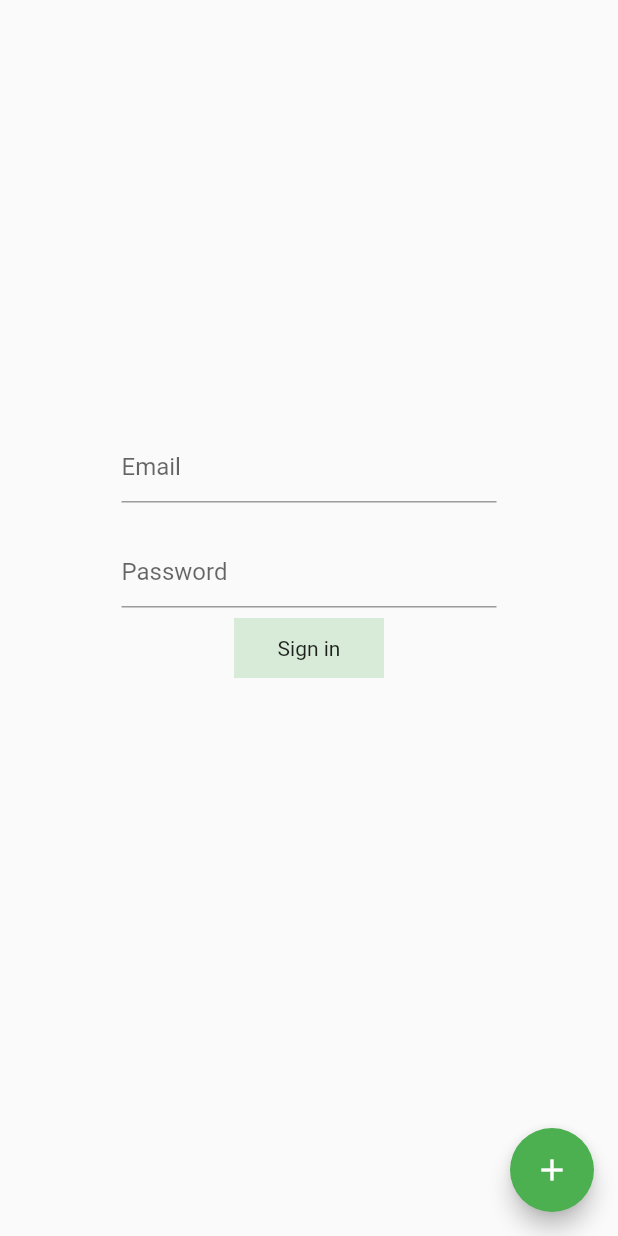
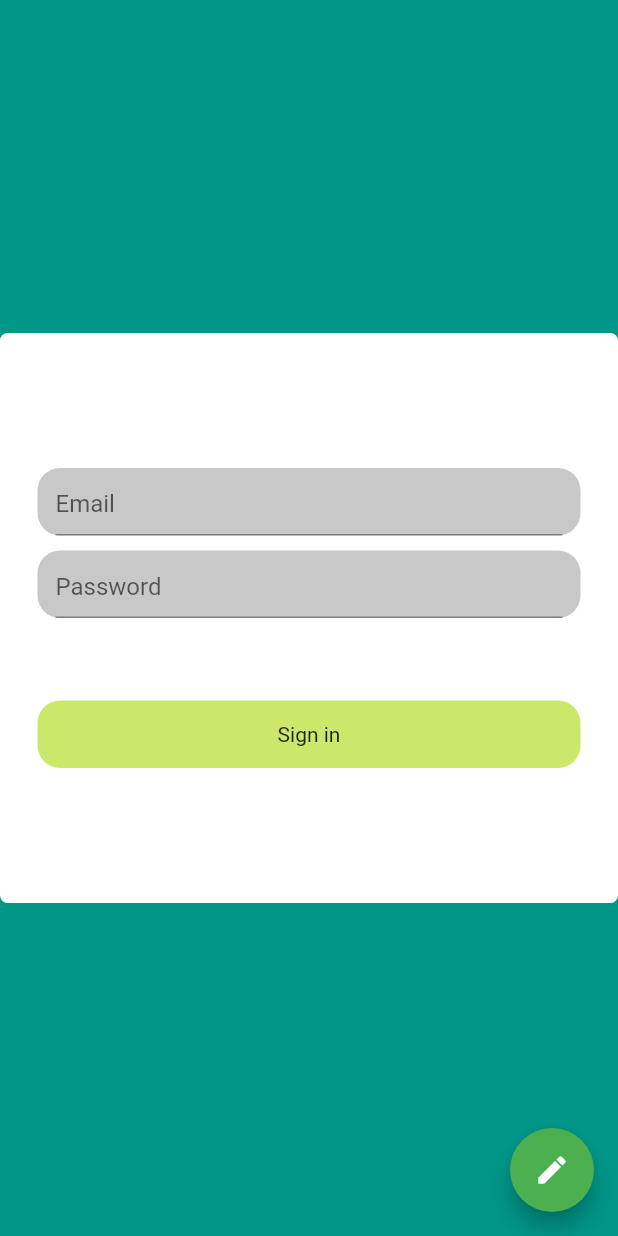
Before and after one commit to Garrike/sistema_advocacia, a Flutter app: the screen it shows after launch, on a phone screen of 412 x 824 dp. Run offline on Flutter 3.47's test engine with Material 2 defaults, Android fonts, the phone set to English and light mode, and no system bars; our stand-ins replace firebase_auth, toast; accounts and stored records are empty; network calls fail.

Commit message:
modificação na tela de login

```diff
--- a/lib/login_screen.dart
+++ b/lib/login_screen.dart
@@ -96,21 +96,39 @@ class _LoginPageState extends State<LoginPage> {
   @override
   Widget build(BuildContext context) {
     return Scaffold(
-      body: Center(
+      body: Container(
+        decoration: BoxDecoration(
+          color: Colors.teal
+          //image: DecorationImage(image: AssetImage("images/laika-notebooks-pONH9yZ-wXg-unsplash.jpg"), fit: BoxFit.cover),
+        ),
+        child: Center(
           child: Container(
-          height: 250.0,
-          width: 300.0,
-          child:  Column(
+            height: 380.0,
+            width: 420.0,
+            decoration: BoxDecoration(
+              color: Colors.white,
+              borderRadius: BorderRadius.circular(5),
+            ),
+            child: Column(
+              mainAxisAlignment: MainAxisAlignment.center,
+              crossAxisAlignment: CrossAxisAlignment.center,
               children: <Widget>[
                 Form(
                   key: formKey,
                   child: Column(
                     mainAxisAlignment: MainAxisAlignment.center,
+                    crossAxisAlignment: CrossAxisAlignment.center,
                     children: <Widget>[
                       Padding(
                         padding: EdgeInsets.only(left: 25, right: 25),
                         child: Container(
-                        height: 50,
+                          height: 45,
+                          decoration: BoxDecoration(
+                            color: Color.fromRGBO(200, 200, 200, 1),
+                            borderRadius: BorderRadius.circular(15),
+                          ),
+                          child: Padding(
+                            padding: const EdgeInsets.only(left: 12.0, right: 12.0),
                             child: TextFormField(
                               decoration: InputDecoration(hintText: "Email"),
                               validator: (value) => value.isEmpty ? 'Email is required' : validateEmail(value.trim()),
@@ -120,10 +138,17 @@ class _LoginPageState extends State<LoginPage> {
                             ),
                           ),
                         ),
+                      ),
                       Padding(
-                      padding: EdgeInsets.only(left: 25, right: 25, top: 20, bottom: 5),
+                        padding: EdgeInsets.only(left: 25, right: 25, top: 10, bottom: 5),
                         child: Container(
-                        height: 50,
+                          height: 45,
+                          decoration: BoxDecoration(
+                            color: Color.fromRGBO(200, 200, 200, 1),
+                            borderRadius: BorderRadius.circular(15),
+                          ),
+                          child: Padding(
+                            padding: const EdgeInsets.only(left: 12.0, right: 12.0),
                             child: TextFormField(
                               obscureText: true,
                               decoration: InputDecoration(hintText: "Password"),
@@ -134,20 +159,25 @@ class _LoginPageState extends State<LoginPage> {
                             ),
                           ),
                         ),
+                      ),
                       InkWell(
                         onTap: () {
                           if(checkFields()) {
                             AuthService().signIn(email, password);
                           }
                         },
+                        child: Padding(
+                          padding: const EdgeInsets.only(left: 25.0, right: 25.0, top: 50),
                           child: Container(
-                        height: 40,
-                        width: 100,
+                            height: 45,
+                            //width: 100,
                             decoration: BoxDecoration(
-                          color: Colors.green.withOpacity(0.2),
+                              color: Color.fromRGBO(203, 232, 106, 1),
+                              borderRadius: BorderRadius.circular(15)
                             ),
                             child: Center(
                               child: Text('Sign in'),
+                            ),
                           ),
                         ),
                       ),
@@ -158,11 +188,12 @@ class _LoginPageState extends State<LoginPage> {
             ),
           ),
         ),
+      ),
       floatingActionButton: FloatingActionButton(
         onPressed: () {
           Navigator.push(context, MaterialPageRoute(builder: (context)=> (RegisterPage())));
         },
-        child: Icon(Icons.add),
+        child: Icon(Icons.create),
         backgroundColor: Colors.green,
       ),
     );
--- a/pubspec.yaml
+++ b/pubspec.yaml
@@ -46,8 +46,8 @@ flutter:
   uses-material-design: true
 
   # To add assets to your application, add an assets section, like this:
-  # assets:
-  #  - images/a_dot_burr.jpeg
+  assets:
+    - images/laika-notebooks-pONH9yZ-wXg-unsplash.jpg
   #  - images/a_dot_ham.jpeg
 
   # An image asset can refer to one or more resolution-specific "variants", see
```
Also changed, not shown: images/laika-notebooks-pONH9yZ-wXg-unsplash.jpg (added), 1 other file. Lines whose indentation alone changed are shown as unchanged.
